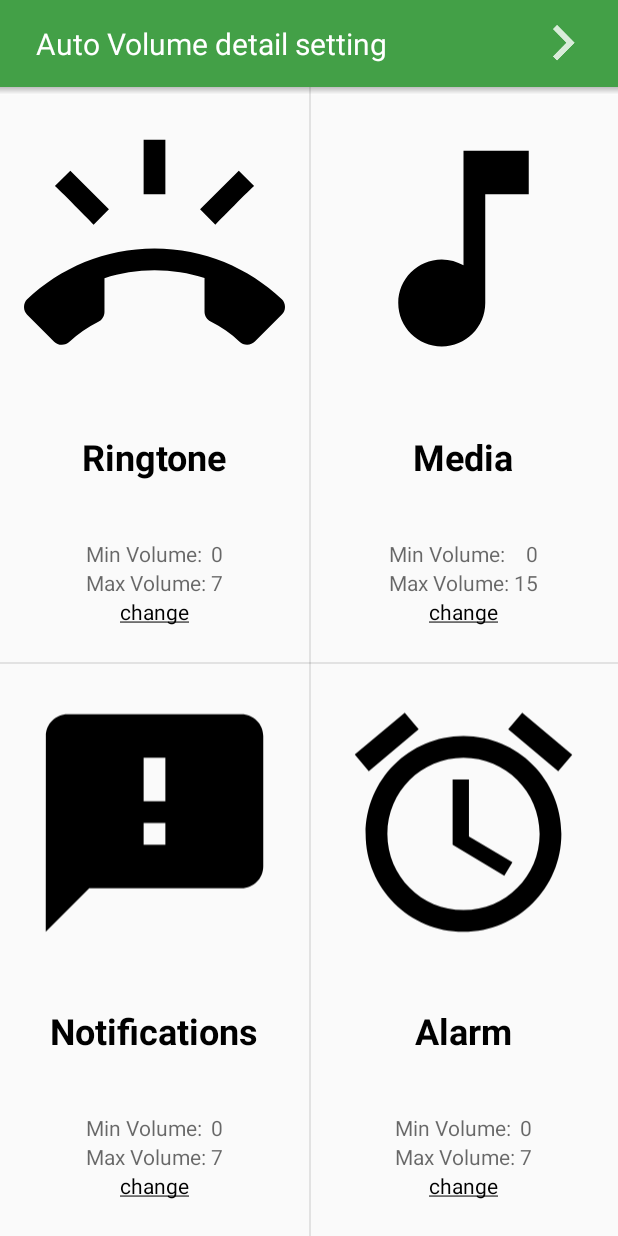
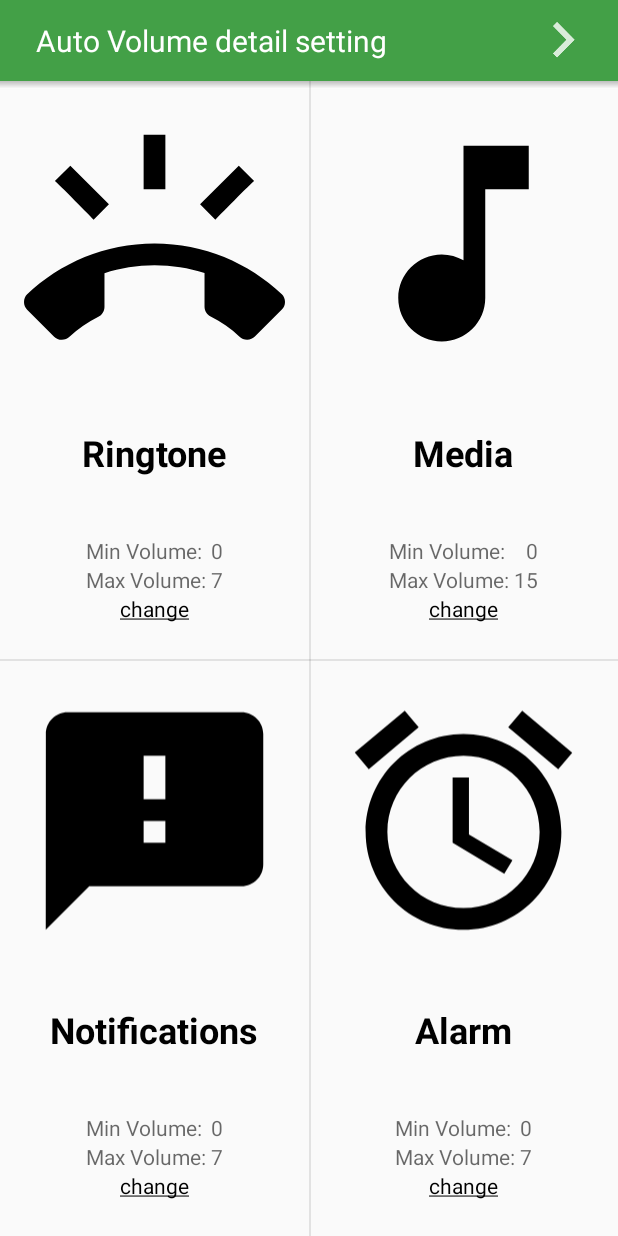
Before and after one commit to MinSeungHyun/AutoVolume, an Android app: the screen it shows after launch (MainActivity), on a phone screen of 412 x 824 dp. Run offline under Robolectric (Android 15) with nearby library versions, the phone set to English and light mode, and no system bars; our stand-ins replace EventBus.

Commit message:
글씨크기 dp로 변경

```diff
--- a/app/src/main/res/layout/activity_auto_volume.xml
+++ b/app/src/main/res/layout/activity_auto_volume.xml
@@ -36,8 +36,8 @@
             android:id="@+id/levelSb"
             android:layout_width="match_parent"
             android:layout_height="wrap_content"
-            android:progress="100"
-            android:max="200"/>
+            android:max="200"
+            android:progress="100" />
 
         <TextView
             style="@style/defaultText"
@@ -61,7 +61,7 @@
                 android:layout_width="wrap_content"
                 android:layout_height="wrap_content"
                 android:text="@string/low"
-                android:textSize="14sp" />
+                android:textSize="14dp" />
 
             <View
                 android:layout_width="0dp"
@@ -72,7 +72,7 @@
                 android:layout_width="wrap_content"
                 android:layout_height="wrap_content"
                 android:text="@string/high"
-                android:textSize="14sp" />
+                android:textSize="14dp" />
         </LinearLayout>
 
         <TextView
@@ -94,7 +94,7 @@
                 android:layout_width="wrap_content"
                 android:layout_height="wrap_content"
                 android:text="@string/minute"
-                android:textSize="14sp" />
+                android:textSize="14dp" />
         </LinearLayout>
 
         <SeekBar
--- a/app/src/main/res/layout/activity_main.xml
+++ b/app/src/main/res/layout/activity_main.xml
@@ -17,7 +17,7 @@
     <LinearLayout
         android:id="@+id/top_linearLayout"
         android:layout_width="match_parent"
-        android:layout_height="58dp"
+        android:layout_height="54dp"
         android:background="?attr/selectableItemBackground"
         android:clickable="true"
         android:focusable="true"
@@ -26,11 +26,12 @@
         <TextView
             android:id="@+id/main_text"
             android:layout_width="wrap_content"
-            android:layout_height="wrap_content"
+            android:layout_height="match_parent"
+            android:gravity="center"
             android:layout_marginStart="24dp"
             android:text="@string/detail_setting"
             android:textColor="#ffffff"
-            android:textSize="20sp" />
+            android:textSize="20dp" />
 
         <View
             android:layout_width="0dp"
@@ -124,6 +125,7 @@
                     android:layout_width="wrap_content"
                     android:layout_height="wrap_content"
                     android:text="@string/max_volume"
+                    app:layout_constrainedWidth="true"
                     app:layout_constraintEnd_toStartOf="@+id/max_ringtone"
                     app:layout_constraintHorizontal_bias="0"
                     app:layout_constraintStart_toStartOf="parent"
@@ -141,10 +143,10 @@
             </android.support.constraint.ConstraintLayout>
 
             <TextView
+                style="@style/changeText"
                 android:layout_width="wrap_content"
                 android:layout_height="wrap_content"
-                android:text="@string/change"
-                android:textColor="#000000" />
+                android:text="@string/change" />
         </LinearLayout>
 
     </LinearLayout>
@@ -219,6 +221,7 @@
                     android:layout_width="wrap_content"
                     android:layout_height="wrap_content"
                     android:text="@string/max_volume"
+                    app:layout_constrainedWidth="true"
                     app:layout_constraintEnd_toStartOf="@+id/max_media"
                     app:layout_constraintHorizontal_bias="0"
                     app:layout_constraintStart_toStartOf="parent"
@@ -236,10 +239,10 @@
             </android.support.constraint.ConstraintLayout>
 
             <TextView
+                style="@style/changeText"
                 android:layout_width="wrap_content"
                 android:layout_height="wrap_content"
-                android:text="@string/change"
-                android:textColor="#000000" />
+                android:text="@string/change" />
         </LinearLayout>
     </LinearLayout>
 
@@ -313,6 +316,7 @@
                     android:layout_width="wrap_content"
                     android:layout_height="wrap_content"
                     android:text="@string/max_volume"
+                    app:layout_constrainedWidth="true"
                     app:layout_constraintEnd_toStartOf="@+id/max_notifications"
                     app:layout_constraintHorizontal_bias="0"
                     app:layout_constraintStart_toStartOf="parent"
@@ -330,10 +334,10 @@
             </android.support.constraint.ConstraintLayout>
 
             <TextView
+                style="@style/changeText"
                 android:layout_width="wrap_content"
                 android:layout_height="wrap_content"
-                android:text="@string/change"
-                android:textColor="#000000" />
+                android:text="@string/change" />
         </LinearLayout>
     </LinearLayout>
 
@@ -407,6 +411,7 @@
                     android:layout_width="wrap_content"
                     android:layout_height="wrap_content"
                     android:text="@string/max_volume"
+                    app:layout_constrainedWidth="true"
                     app:layout_constraintEnd_toStartOf="@+id/max_alarm"
                     app:layout_constraintHorizontal_bias="0"
                     app:layout_constraintStart_toStartOf="parent"
@@ -424,10 +429,10 @@
             </android.support.constraint.ConstraintLayout>
 
             <TextView
+                style="@style/changeText"
                 android:layout_width="wrap_content"
                 android:layout_height="wrap_content"
-                android:text="@string/change"
-                android:textColor="#000000" />
+                android:text="@string/change" />
         </LinearLayout>
     </LinearLayout>
 
--- a/app/src/main/res/values/styles.xml
+++ b/app/src/main/res/values/styles.xml
@@ -5,16 +5,21 @@
         <item name="colorPrimaryDark">@color/colorPrimaryDark</item>
         <item name="colorAccent">@color/colorAccent</item>
 
-        <item name="actionBarSize">58dp</item>
+        <item name="actionBarSize">54dp</item>
     </style>
 
     <style name="defaultText">
-        <item name="android:textSize">18sp</item>
+        <item name="android:textSize">18dp</item>
+        <item name="android:textColor">#000000</item>
+    </style>
+
+    <style name="changeText">
+        <item name="android:textSize">14dp</item>
         <item name="android:textColor">#000000</item>
     </style>
 
     <style name="minMaxText">
-        <item name="android:textSize">14sp</item>
+        <item name="android:textSize">14dp</item>
         <item name="android:textColor">#96000000</item>
         <item name="android:ellipsize">middle</item>
         <item name="android:singleLine">true</item>
@@ -22,7 +27,7 @@
 
     <style name="categoryText">
         <item name="android:textColor">#000000</item>
-        <item name="android:textSize">24sp</item>
+        <item name="android:textSize">24dp</item>
         <item name="android:textStyle">bold</item>
     </style>
 </resources>
```
